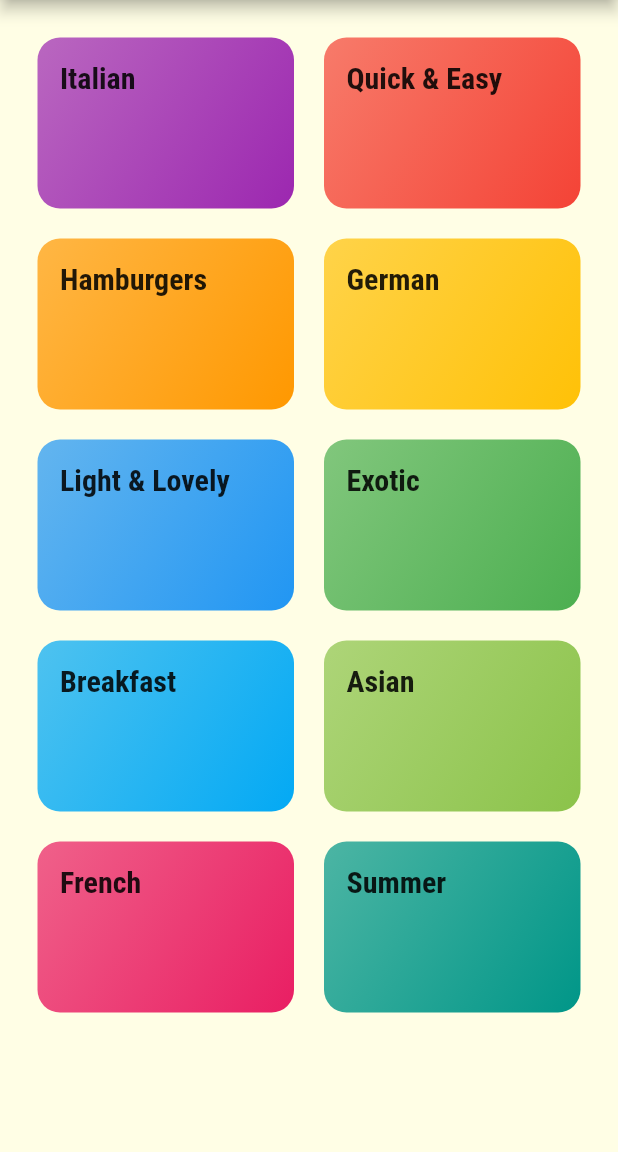
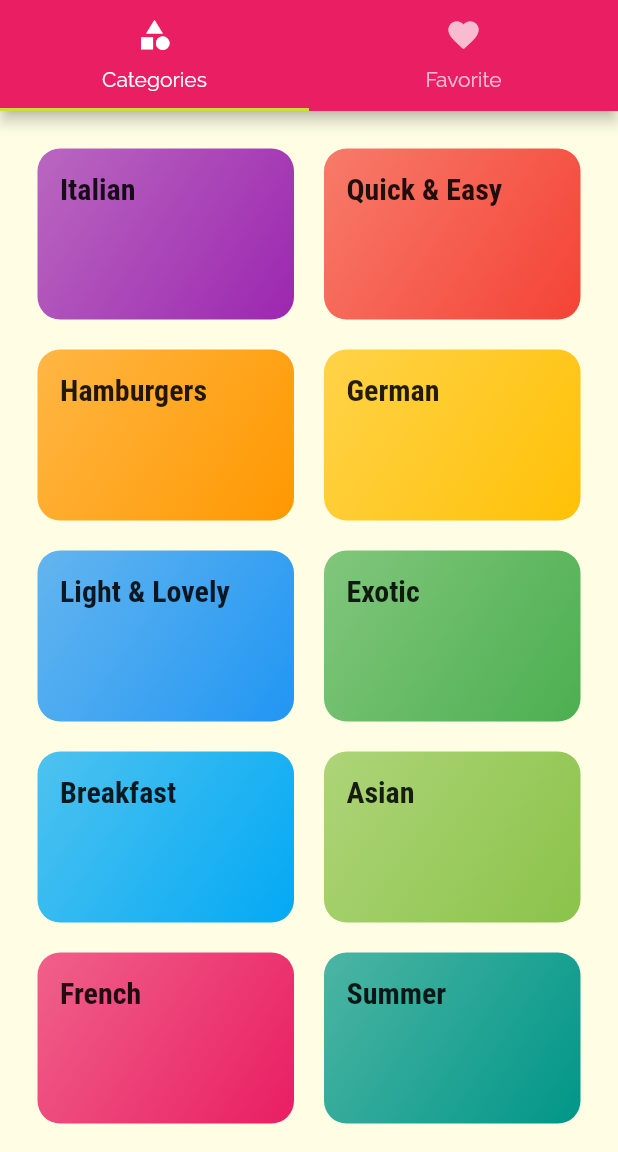
Before and after one commit to harshthakur066/Recipeze, a Flutter app: the screen it shows after launch, on a phone screen of 412 x 824 dp, the part 84-1236 px from its top. Run offline on Flutter 3.47's test engine with Material 2 defaults, Android fonts, the phone set to English and light mode, and no system bars.

Commit message:
added tabs to navigate

```diff
--- a/lib/main.dart
+++ b/lib/main.dart
@@ -1,5 +1,6 @@
 import 'package:flutter/material.dart';
 
+import './screens/tabs_screen.dart';
 import './screens/categories_screen.dart';
 import './screens/category_meals_screen.dart';
 import './screens/meal_detail_screen.dart';
@@ -29,7 +30,7 @@ class MyApp extends StatelessWidget {
               fontWeight: FontWeight.bold,
             )),
       ),
-      home: CategoriesScreen(),
+      home: TabsScreen(),
       routes: {
         CategoryMealsScreen.routeName: (ctx) => CategoryMealsScreen(),
         MealDetailScreen.routeName: (ctx) => MealDetailScreen(),
--- a/lib/screens/categories_screen.dart
+++ b/lib/screens/categories_screen.dart
@@ -6,11 +6,7 @@ import '../models/dummy_data.dart';
 class CategoriesScreen extends StatelessWidget {
   @override
   Widget build(BuildContext context) {
-    return Scaffold(
-      appBar: AppBar(
-        title: Text('Recipeze'),
-      ),
-      body: GridView(
+    return GridView(
       padding: const EdgeInsets.all(25),
       gridDelegate: SliverGridDelegateWithMaxCrossAxisExtent(
         maxCrossAxisExtent: 200,
@@ -27,7 +23,6 @@ class CategoriesScreen extends StatelessWidget {
             ),
           )
           .toList(),
-      ),
     );
   }
 }
--- /dev/null
+++ b/lib/screens/favorite_screen.dart
@@ -0,0 +1,10 @@
+import 'package:flutter/material.dart';
+
+class FavoriteScreen extends StatelessWidget {
+  @override
+  Widget build(BuildContext context) {
+    return Container(
+      child: Container(),
+    );
+  }
+}
--- /dev/null
+++ b/lib/screens/tabs_screen.dart
@@ -0,0 +1,40 @@
+import 'package:flutter/material.dart';
+
+import './categories_screen.dart';
+import './favorite_screen.dart';
+
+class TabsScreen extends StatefulWidget {
+  @override
+  _TabsScreenState createState() => _TabsScreenState();
+}
+
+class _TabsScreenState extends State<TabsScreen> {
+  @override
+  Widget build(BuildContext context) {
+    return DefaultTabController(
+        length: 2,
+        child: Scaffold(
+          appBar: AppBar(
+            title: Text('Recipeze'),
+            bottom: TabBar(
+              tabs: <Widget>[
+                Tab(
+                  icon: Icon(Icons.category),
+                  text: 'Categories',
+                ),
+                Tab(
+                  icon: Icon(Icons.favorite),
+                  text: 'Favorite',
+                ),
+              ],
+            ),
+          ),
+          body: TabBarView(
+            children: <Widget>[
+              CategoriesScreen(),
+              FavoriteScreen(),
+            ],
+          ),
+        ));
+  }
+}
```
Lines whose indentation alone changed are shown as unchanged.
